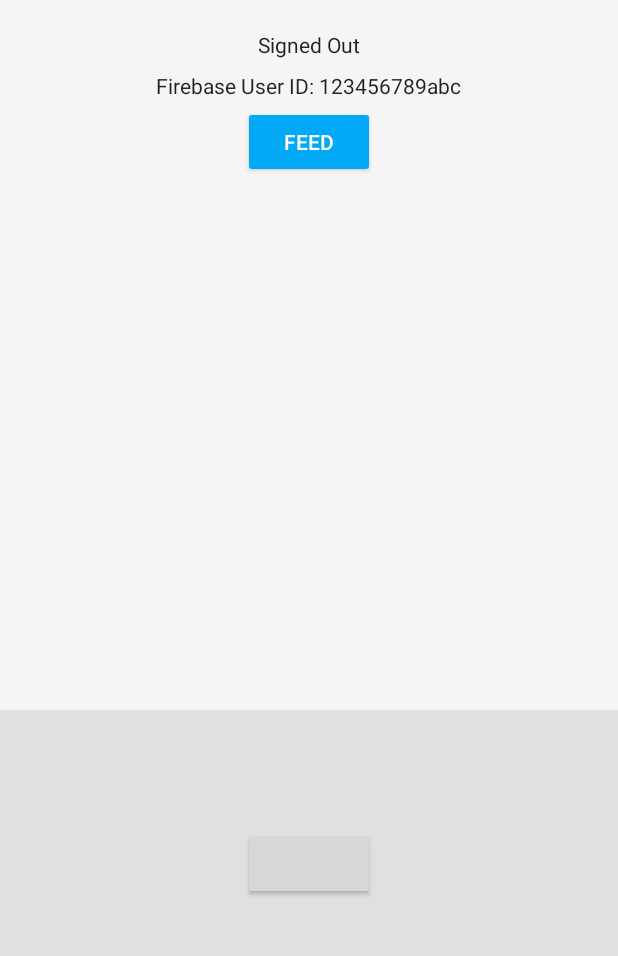
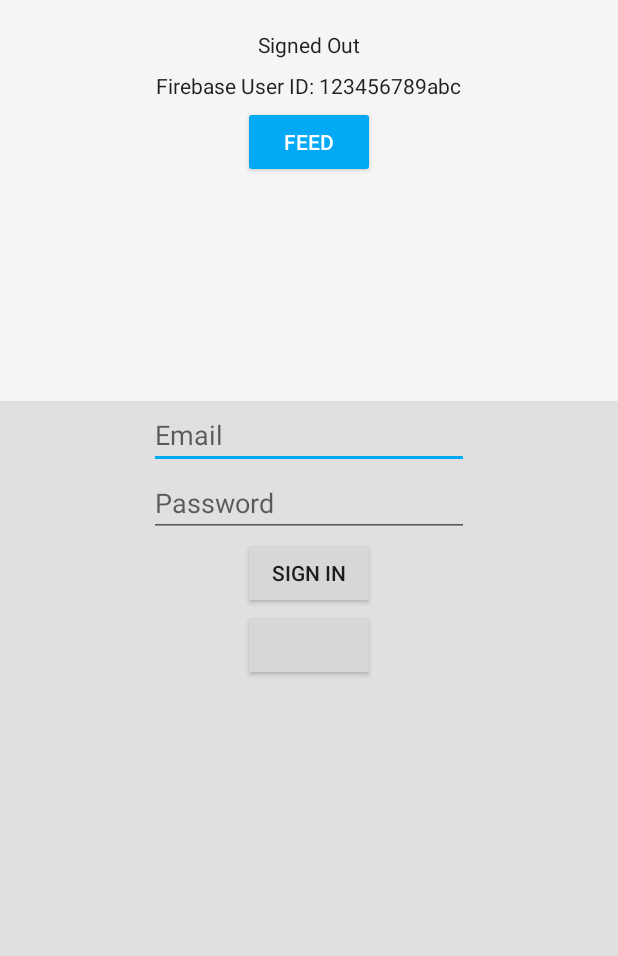
Before and after one commit to traintogether/traintogether, an Android app: the layout activity_facebook_login.xml on its own in the app's theme, with its tools: preview values and no code run, on a phone screen of 412 x 824 dp, the part 217-1173 px from its top. Run offline under Robolectric (Android 15) with nearby library versions, the phone set to English and light mode, and no system bars; plain views replace LoginButton.

```diff
--- a/TrainTogether/app/build.gradle
+++ b/TrainTogether/app/build.gradle
@@ -66,6 +66,9 @@ dependencies {
     compile 'com.google.code.gson:gson:2.7'
     compile 'com.loopj.android:android-async-http:1.4.9'
     compile 'uk.co.chrisjenx:calligraphy:2.2.0'
+
+    //google fit
+    compile 'com.google.android.gms:play-services-fitness:9.4.0'
 }
 
 apply plugin: 'com.google.gms.google-services'
--- a/TrainTogether/app/src/main/java/com/codepath/traintogether/activities/MainActivity.java
+++ b/TrainTogether/app/src/main/java/com/codepath/traintogether/activities/MainActivity.java
@@ -39,6 +39,7 @@ public class MainActivity extends BaseActivity implements FilterSettingsDialogFr
 
     FeedFragment fragment = new FeedFragment();
 
+
     @Override
     protected void onCreate(Bundle savedInstanceState) {
         super.onCreate(savedInstanceState);
@@ -70,6 +71,7 @@ public class MainActivity extends BaseActivity implements FilterSettingsDialogFr
         tabLayout.setupWithViewPager(viewPager);
 
         preferences = getSharedPreferences("Preferences", Context.MODE_PRIVATE);
+
     }
 
     @Override
@@ -120,6 +122,9 @@ public class MainActivity extends BaseActivity implements FilterSettingsDialogFr
                 break;
             case R.id.nav_login:
                 startActivity(new Intent(MainActivity.this, FacebookLoginActivity.class));
+                break;
+            case R.id.nav_stats:
+                startActivity(new Intent(MainActivity.this, StatsActivity.class));
                 break;
             default:
                 break;
--- a/TrainTogether/app/src/main/java/com/codepath/traintogether/utils/Constants.java
+++ b/TrainTogether/app/src/main/java/com/codepath/traintogether/utils/Constants.java
@@ -11,6 +11,7 @@ public class Constants {
     // ChatActivity
     public static final int ONE_HOUR = 3600;
     public static final String MESSAGES_CHILD = "messages";
+    public static final String GROUPS_CHILD = "groups";
     public static final int REQUEST_INVITE = 1;
     public static final int DEFAULT_MSG_LENGTH_LIMIT = 10;
     public static final String ANONYMOUS = "anonymous";
--- a/TrainTogether/app/src/main/res/layout/activity_facebook_login.xml
+++ b/TrainTogether/app/src/main/res/layout/activity_facebook_login.xml
@@ -11,7 +11,7 @@
     <LinearLayout
         android:layout_width="match_parent"
         android:layout_height="0dp"
-        android:layout_weight="3"
+        android:layout_weight="2"
         android:gravity="center_horizontal"
         android:orientation="vertical">
 
@@ -61,14 +61,16 @@
     <RelativeLayout
         android:layout_width="fill_parent"
         android:layout_height="0dp"
-        android:layout_weight="1"
+        android:layout_weight="2"
         android:background="@color/grey_300">
+
 
         <com.facebook.login.widget.LoginButton
             android:id="@+id/button_facebook_login"
             android:layout_width="wrap_content"
             android:layout_height="wrap_content"
-            android:layout_centerInParent="true" />
+            android:layout_below="@+id/btnLogin"
+            android:layout_centerHorizontal="true" />
 
         <Button
             android:id="@+id/button_facebook_signout"
@@ -79,6 +81,36 @@
             android:theme="@style/ThemeOverlay.MyDarkButton"
             android:visibility="gone"/>
 
+        <EditText
+            android:layout_width="wrap_content"
+            android:layout_height="wrap_content"
+            android:inputType="textEmailAddress"
+            android:ems="10"
+            android:id="@+id/etEmail"
+            android:hint="Email"
+            android:layout_alignParentTop="true"
+            android:layout_centerHorizontal="true" />
+
+        <EditText
+            android:layout_width="wrap_content"
+            android:layout_height="wrap_content"
+            android:inputType="textPassword"
+            android:ems="10"
+            android:id="@+id/etPassword"
+            android:hint="Password"
+            android:layout_below="@+id/etEmail"
+            android:layout_alignLeft="@+id/etEmail"
+            android:layout_alignStart="@+id/etEmail" />
+
+        <Button
+            android:layout_width="wrap_content"
+            android:layout_height="wrap_content"
+            android:text="Sign in"
+            android:id="@+id/btnLogin"
+            android:layout_below="@+id/etPassword"
+            android:layout_centerHorizontal="true"
+            android:onClick="signInUser"/>
+
     </RelativeLayout>
 
 </LinearLayout>
--- a/TrainTogether/app/src/main/res/menu/drawer_view.xml
+++ b/TrainTogether/app/src/main/res/menu/drawer_view.xml
@@ -10,6 +10,10 @@
             android:id="@+id/nav_chat"
             android:icon="@drawable/common_ic_googleplayservices"
             android:title="Chat" />
+        <item
+            android:id="@+id/nav_stats"
+            android:icon="@drawable/common_ic_googleplayservices"
+            android:title="Stats" />
         <item
             android:id="@+id/nav_login"
             android:icon="@drawable/common_ic_googleplayservices"
--- a/TrainTogether/app/src/main/res/values/strings.xml
+++ b/TrainTogether/app/src/main/res/values/strings.xml
@@ -22,6 +22,7 @@
     <string name="title_activity_feed">FeedActivity</string>
     <string name="feed">Feed</string>
     <string name="fb_login_protocol_scheme">fb284489345258643</string>
+    <string name="auth_failed">Invalid user name or password</string>
 
     <string-array name="sort_order_values">
         <item>Date Ascending</item>
```
Also changed, not shown: TrainTogether/app/src/main/AndroidManifest.xml (+8 -3 lines), TrainTogether/app/src/main/java/com/codepath/traintogether/activities/FacebookLoginActivity.java (+58 -1 lines), TrainTogether/app/src/main/java/com/codepath/traintogether/activities/StatsActivity.java (added, +184 -0 lines), TrainTogether/app/src/main/java/com/codepath/traintogether/adapters/EventsAdapter.java (+29 -0 lines), TrainTogether/app/src/main/java/com/codepath/traintogether/models/Group.java (added, +34 -0 lines), TrainTogether/app/src/main/java/com/codepath/traintogether/models/User.java (added, +34 -0 lines), TrainTogether/app/src/main/res/layout/activity_stats.xml (added, +31 -0 lines).
